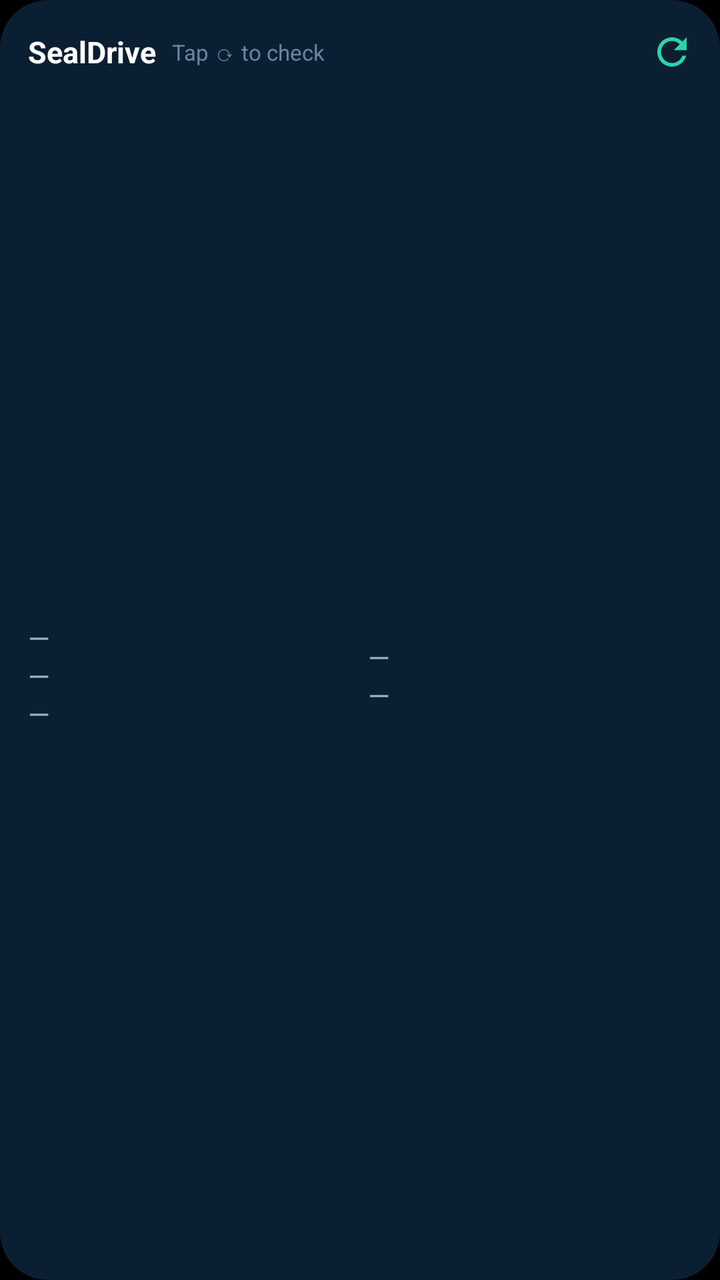
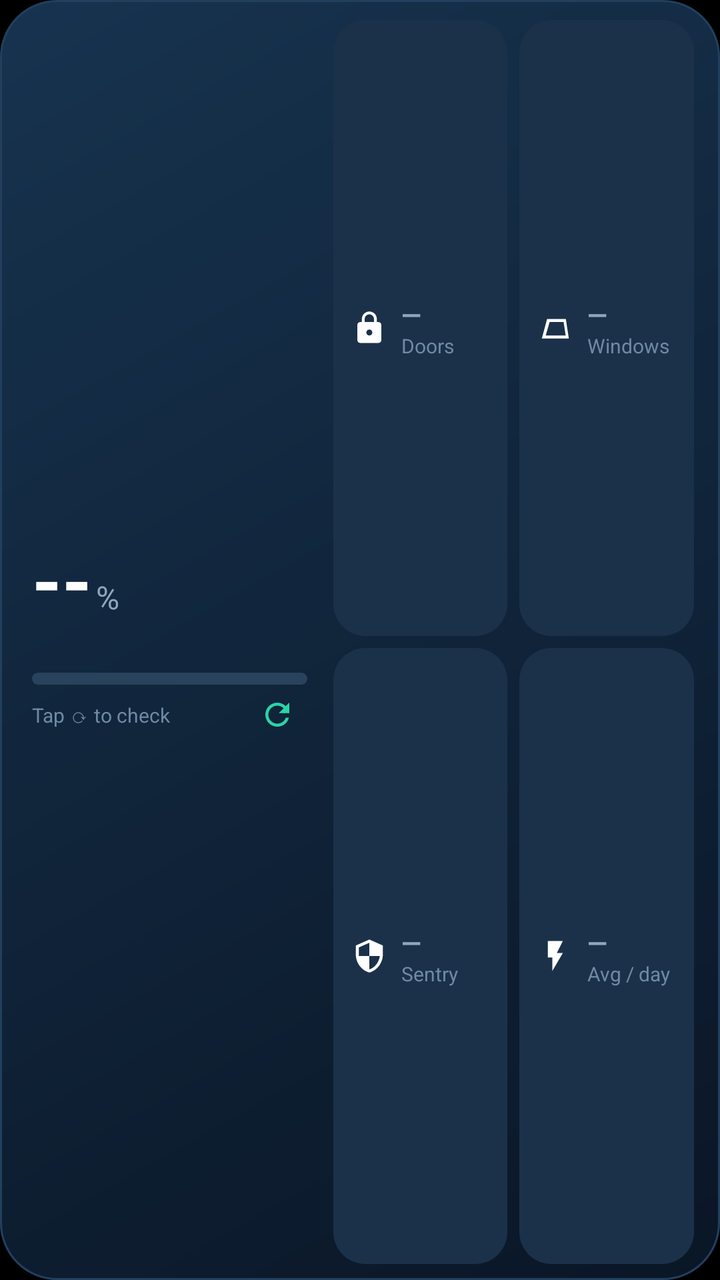

Compare the two renders of this Android layout. The source of the first and the diff that turns it into the second are given below.
<!-- AndroidManifest.xml: application theme Theme.App -->
<!-- res/layout/widget.xml -->
<?xml version="1.0" encoding="utf-8"?>
<LinearLayout xmlns:android="http://schemas.android.com/apk/res/android"
    android:id="@+id/widget_root"
    android:layout_width="match_parent"
    android:layout_height="match_parent"
    android:background="@drawable/widget_bg"
    android:orientation="vertical"
    android:paddingStart="14dp"
    android:paddingTop="8dp"
    android:paddingEnd="6dp"
    android:paddingBottom="8dp">

    <LinearLayout
        android:layout_width="match_parent"
        android:layout_height="wrap_content"
        android:gravity="center_vertical"
        android:orientation="horizontal">

        <TextView
            android:layout_width="wrap_content"
            android:layout_height="wrap_content"
            android:text="SealDrive"
            android:textColor="#FFFFFF"
            android:textSize="15sp"
            android:textStyle="bold" />

        <TextView
            android:id="@+id/widget_sub"
            android:layout_width="0dp"
            android:layout_height="wrap_content"
            android:layout_marginStart="8dp"
            android:layout_weight="1"
            android:maxLines="1"
            android:text="Tap ⟳ to check"
            android:textColor="#6F849A"
            android:textSize="11sp" />

        <ImageView
            android:id="@+id/widget_refresh"
            android:layout_width="36dp"
            android:layout_height="36dp"
            android:contentDescription="@string/widget_refresh"
            android:padding="7dp"
            android:src="@drawable/ic_refresh" />
    </LinearLayout>

    <LinearLayout
        android:layout_width="match_parent"
        android:layout_height="0dp"
        android:layout_weight="1"
        android:orientation="horizontal">

        <LinearLayout
            android:layout_width="0dp"
            android:layout_height="match_parent"
            android:layout_weight="1"
            android:gravity="center_vertical"
            android:orientation="vertical">

            <TextView android:id="@+id/widget_charge" android:layout_width="wrap_content" android:layout_height="wrap_content" android:maxLines="1" android:text="—" android:textColor="#9FB3C8" android:textSize="14sp" />
            <TextView android:id="@+id/widget_lock" android:layout_width="wrap_content" android:layout_height="wrap_content" android:maxLines="1" android:text="—" android:textColor="#9FB3C8" android:textSize="14sp" />
            <TextView android:id="@+id/widget_windows" android:layout_width="wrap_content" android:layout_height="wrap_content" android:maxLines="1" android:text="—" android:textColor="#9FB3C8" android:textSize="14sp" />
        </LinearLayout>

        <LinearLayout
            android:layout_width="0dp"
            android:layout_height="match_parent"
            android:layout_weight="1"
            android:gravity="center_vertical"
            android:orientation="vertical">

            <TextView android:id="@+id/widget_sentry" android:layout_width="wrap_content" android:layout_height="wrap_content" android:maxLines="1" android:text="—" android:textColor="#9FB3C8" android:textSize="14sp" />
            <TextView android:id="@+id/widget_avg" android:layout_width="wrap_content" android:layout_height="wrap_content" android:maxLines="1" android:text="—" android:textColor="#9FB3C8" android:textSize="14sp" />
        </LinearLayout>
    </LinearLayout>
</LinearLayout>
<!-- resources referenced by this layout -->
<resources>
  <!-- drawable ic_refresh (drawable) -->
  <vector xmlns:android="http://schemas.android.com/apk/res/android"
      android:width="24dp" android:height="24dp" android:viewportWidth="24" android:viewportHeight="24">
      <path android:fillColor="#2BD4A7" android:pathData="M17.65,6.35C16.2,4.9 14.21,4 12,4c-4.42,0 -7.99,3.58 -7.99,8s3.57,8 7.99,8c3.73,0 6.84,-2.55 7.73,-6h-2.08c-0.82,2.33 -3.04,4 -5.65,4 -3.31,0 -6,-2.69 -6,-6s2.69,-6 6,-6c1.66,0 3.14,0.69 4.22,1.78L13,11h7V4l-2.35,2.35z"/>
  </vector>
  <!-- drawable widget_bg (drawable) -->
  <shape xmlns:android="http://schemas.android.com/apk/res/android" android:shape="rectangle">
      <solid android:color="#0B1F33"/>
      <corners android:radius="24dp"/>
  </shape>
  <string name="widget_refresh">Check connection</string>
  <style name="Theme.App" parent="android:Theme.Material.NoActionBar">
          <item name="android:windowBackground">@android:color/black</item>
          <item name="android:statusBarColor">@android:color/black</item>
          <item name="android:navigationBarColor">@android:color/black</item>
      </style>
</resources>

<!-- the commit's change to res/layout/widget.xml (unified diff, before → after) -->
@@ -4,73 +4,291 @@
     android:layout_width="match_parent"
     android:layout_height="match_parent"
     android:background="@drawable/widget_bg"
-    android:orientation="vertical"
-    android:paddingStart="14dp"
-    android:paddingTop="8dp"
-    android:paddingEnd="6dp"
+    android:orientation="horizontal"
+    android:paddingStart="16dp"
+    android:paddingTop="10dp"
+    android:paddingEnd="10dp"
     android:paddingBottom="8dp">
 
+    
     <LinearLayout
-        android:layout_width="match_parent"
-        android:layout_height="wrap_content"
+        android:layout_width="0dp"
+        android:layout_height="match_parent"
+        android:layout_weight="1"
         android:gravity="center_vertical"
-        android:orientation="horizontal">
-
-        <TextView
+        android:orientation="vertical">
+
+        <LinearLayout
             android:layout_width="wrap_content"
             android:layout_height="wrap_content"
-            android:text="SealDrive"
-            android:textColor="#FFFFFF"
-            android:textSize="15sp"
-            android:textStyle="bold" />
+            android:baselineAligned="true"
+            android:orientation="horizontal">
+
+            <TextView
+                android:id="@+id/widget_soc"
+                android:layout_width="wrap_content"
+                android:layout_height="wrap_content"
+                android:includeFontPadding="false"
+                android:text="--"
+                android:textColor="#FFFFFF"
+                android:textSize="38sp"
+                android:textStyle="bold" />
+
+            <TextView
+                android:layout_width="wrap_content"
+                android:layout_height="wrap_content"
+                android:layout_marginStart="2dp"
+                android:text="%"
+                android:textColor="#8FA6BD"
+                android:textSize="16sp" />
+        </LinearLayout>
 
         <TextView
-            android:id="@+id/widget_sub"
-            android:layout_width="0dp"
+            android:id="@+id/widget_range"
+            android:layout_width="wrap_content"
             android:layout_height="wrap_content"
-            android:layout_marginStart="8dp"
+            android:maxLines="1"
+            android:textColor="#8FA6BD"
+            android:textSize="12sp" />
+
+        <ProgressBar
+            android:id="@+id/widget_bar"
+            style="?android:attr/progressBarStyleHorizontal"
+            android:layout_width="match_parent"
+            android:layout_height="6dp"
+            android:layout_marginTop="6dp"
+            android:max="100"
+            android:progress="0"
+            android:progressDrawable="@drawable/widget_bar" />
+
+        <LinearLayout
+            android:layout_width="match_parent"
+            android:layout_height="wrap_content"
+            android:gravity="center_vertical"
+            android:orientation="horizontal">
+
+            <TextView
+                android:id="@+id/widget_sub"
+                android:layout_width="0dp"
+                android:layout_height="wrap_content"
+                android:layout_weight="1"
+                android:maxLines="1"
+                android:text="Tap ⟳ to check"
+                android:textColor="#6F8AA4"
+                android:textSize="10sp" />
+
+            <ImageView
+                android:id="@+id/widget_refresh"
+                android:layout_width="30dp"
+                android:layout_height="30dp"
+                android:contentDescription="@string/widget_refresh"
+                android:padding="6dp"
+                android:src="@drawable/ic_refresh" />
+        </LinearLayout>
+    </LinearLayout>
+
+    
+    <LinearLayout
+        android:layout_width="0dp"
+        android:layout_height="match_parent"
+        android:layout_marginStart="10dp"
+        android:layout_weight="1.35"
+        android:orientation="vertical">
+
+        <LinearLayout
+            android:layout_width="match_parent"
+            android:layout_height="0dp"
+            android:layout_marginBottom="3dp"
             android:layout_weight="1"
-            android:maxLines="1"
-            android:text="Tap ⟳ to check"
-            android:textColor="#6F849A"
-            android:textSize="11sp" />
-
-        <ImageView
-            android:id="@+id/widget_refresh"
-            android:layout_width="36dp"
-            android:layout_height="36dp"
-            android:contentDescription="@string/widget_refresh"
-            android:padding="7dp"
-            android:src="@drawable/ic_refresh" />
-    </LinearLayout>
-
-    <LinearLayout
-        android:layout_width="match_parent"
-        android:layout_height="0dp"
-        android:layout_weight="1"
-        android:orientation="horizontal">
-
-        <LinearLayout
-            android:layout_width="0dp"
-            android:layout_height="match_parent"
+            android:orientation="horizontal">
+            <LinearLayout
+                android:layout_width="0dp"
+                android:layout_height="match_parent"
+                android:layout_marginStart="3dp"
+                android:layout_marginEnd="3dp"
+                android:layout_weight="1"
+                android:background="@drawable/widget_chip"
+                android:gravity="center_vertical"
+                android:orientation="horizontal"
+                android:paddingStart="9dp"
+                android:paddingEnd="6dp">
+
+                <ImageView
+                    android:id="@+id/chip_lock_icon"
+                    android:layout_width="18dp"
+                    android:layout_height="18dp"
+                    android:importantForAccessibility="no"
+                    android:src="@drawable/ic_lock" />
+
+                <LinearLayout
+                    android:layout_width="0dp"
+                    android:layout_height="wrap_content"
+                    android:layout_marginStart="7dp"
+                    android:layout_weight="1"
+                    android:orientation="vertical">
+
+                    <TextView
+                        android:id="@+id/chip_lock_val"
+                        android:layout_width="wrap_content"
+                        android:layout_height="wrap_content"
+                        android:maxLines="1"
+                        android:text="—"
+                        android:textColor="#8FA6BD"
+                        android:textSize="13sp"
+                        android:textStyle="bold" />
+
+                    <TextView
+                        android:layout_width="wrap_content"
+                        android:layout_height="wrap_content"
+                        android:maxLines="1"
+                        android:text="Doors"
+                        android:textColor="#6F8AA4"
+                        android:textSize="10sp" />
+                </LinearLayout>
+            </LinearLayout>
+            <LinearLayout
+                android:layout_width="0dp"
+                android:layout_height="match_parent"
+                android:layout_marginStart="3dp"
+                android:layout_marginEnd="3dp"
+                android:layout_weight="1"
+                android:background="@drawable/widget_chip"
+                android:gravity="center_vertical"
+                android:orientation="horizontal"
+                android:paddingStart="9dp"
+                android:paddingEnd="6dp">
+
+                <ImageView
+                    android:id="@+id/chip_win_icon"
+                    android:layout_width="18dp"
+                    android:layout_height="18dp"
+                    android:importantForAccessibility="no"
+                    android:src="@drawable/ic_window" />
+
+                <LinearLayout
+                    android:layout_width="0dp"
+                    android:layout_height="wrap_content"
+                    android:layout_marginStart="7dp"
+                    android:layout_weight="1"
+                    android:orientation="vertical">
+
+                    <TextView
+                        android:id="@+id/chip_win_val"
+                        android:layout_width="wrap_content"
+                        android:layout_height="wrap_content"
+                        android:maxLines="1"
+                        android:text="—"
+                        android:textColor="#8FA6BD"
+                        android:textSize="13sp"
+                        android:textStyle="bold" />
+
+                    <TextView
+                        android:layout_width="wrap_content"
+                        android:layout_height="wrap_content"
+                        android:maxLines="1"
+                        android:text="Windows"
+                        android:textColor="#6F8AA4"
+                        android:textSize="10sp" />
+                </LinearLayout>
+            </LinearLayout>
+        </LinearLayout>
+
+        <LinearLayout
+            android:layout_width="match_parent"
+            android:layout_height="0dp"
+            android:layout_marginTop="3dp"
             android:layout_weight="1"
-            android:gravity="center_vertical"
-            android:orientation="vertical">
-
-            <TextView android:id="@+id/widget_charge" android:layout_width="wrap_content" android:layout_height="wrap_content" android:maxLines="1" android:text="—" android:textColor="#9FB3C8" android:textSize="14sp" />
-            <TextView android:id="@+id/widget_lock" android:layout_width="wrap_content" android:layout_height="wrap_content" android:maxLines="1" android:text="—" android:textColor="#9FB3C8" android:textSize="14sp" />
-            <TextView android:id="@+id/widget_windows" android:layout_width="wrap_content" android:layout_height="wrap_content" android:maxLines="1" android:text="—" android:textColor="#9FB3C8" android:textSize="14sp" />
-        </LinearLayout>
-
-        <LinearLayout
-            android:layout_width="0dp"
-            android:layout_height="match_parent"
-            android:layout_weight="1"
-            android:gravity="center_vertical"
-            android:orientation="vertical">
-
-            <TextView android:id="@+id/widget_sentry" android:layout_width="wrap_content" android:layout_height="wrap_content" android:maxLines="1" android:text="—" android:textColor="#9FB3C8" android:textSize="14sp" />
-            <TextView android:id="@+id/widget_avg" android:layout_width="wrap_content" android:layout_height="wrap_content" android:maxLines="1" android:text="—" android:textColor="#9FB3C8" android:textSize="14sp" />
+            android:orientation="horizontal">
+            <LinearLayout
+                android:layout_width="0dp"
+                android:layout_height="match_parent"
+                android:layout_marginStart="3dp"
+                android:layout_marginEnd="3dp"
+                android:layout_weight="1"
+                android:background="@drawable/widget_chip"
+                android:gravity="center_vertical"
+                android:orientation="horizontal"
+                android:paddingStart="9dp"
+                android:paddingEnd="6dp">
+
+                <ImageView
+                    android:id="@+id/chip_sen_icon"
+                    android:layout_width="18dp"
+                    android:layout_height="18dp"
+                    android:importantForAccessibility="no"
+                    android:src="@drawable/ic_shield" />
+
+                <LinearLayout
+                    android:layout_width="0dp"
+                    android:layout_height="wrap_content"
+                    android:layout_marginStart="7dp"
+                    android:layout_weight="1"
+                    android:orientation="vertical">
+
+                    <TextView
+                        android:id="@+id/chip_sen_val"
+                        android:layout_width="wrap_content"
+                        android:layout_height="wrap_content"
+                        android:maxLines="1"
+                        android:text="—"
+                        android:textColor="#8FA6BD"
+                        android:textSize="13sp"
+                        android:textStyle="bold" />
+
+                    <TextView
+                        android:layout_width="wrap_content"
+                        android:layout_height="wrap_content"
+                        android:maxLines="1"
+                        android:text="Sentry"
+                        android:textColor="#6F8AA4"
+                        android:textSize="10sp" />
+                </LinearLayout>
+            </LinearLayout>
+            <LinearLayout
+                android:layout_width="0dp"
+                android:layout_height="match_parent"
+                android:layout_marginStart="3dp"
+                android:layout_marginEnd="3dp"
+                android:layout_weight="1"
+                android:background="@drawable/widget_chip"
+                android:gravity="center_vertical"
+                android:orientation="horizontal"
+                android:paddingStart="9dp"
+                android:paddingEnd="6dp">
+
+                <ImageView
+                    android:id="@+id/chip_avg_icon"
+                    android:layout_width="18dp"
+                    android:layout_height="18dp"
+                    android:importantForAccessibility="no"
+                    android:src="@drawable/ic_bolt" />
+
+                <LinearLayout
+                    android:layout_width="0dp"
+                    android:layout_height="wrap_content"
+                    android:layout_marginStart="7dp"
+                    android:layout_weight="1"
+                    android:orientation="vertical">
+
+                    <TextView
+                        android:id="@+id/chip_avg_val"
+                        android:layout_width="wrap_content"
+                        android:layout_height="wrap_content"
+                        android:maxLines="1"
+                        android:text="—"
+                        android:textColor="#8FA6BD"
+                        android:textSize="13sp"
+                        android:textStyle="bold" />
+
+                    <TextView
+                        android:layout_width="wrap_content"
+                        android:layout_height="wrap_content"
+                        android:maxLines="1"
+                        android:text="Avg / day"
+                        android:textColor="#6F8AA4"
+                        android:textSize="10sp" />
+                </LinearLayout>
+            </LinearLayout>
         </LinearLayout>
     </LinearLayout>
 </LinearLayout>
<!-- resource entries referenced after the edit -->
@@ -1,14 +1,57 @@
 <!-- resources referenced by this layout -->
 <resources>
+  <!-- drawable ic_bolt (drawable) -->
+  <vector xmlns:android="http://schemas.android.com/apk/res/android"
+      android:width="24dp" android:height="24dp" android:viewportWidth="24" android:viewportHeight="24">
+      <path android:fillColor="#FFFFFF" android:pathData="M7,2v11h3v9l7,-12h-4l4,-8z"/>
+  </vector>
+  <!-- drawable ic_lock (drawable) -->
+  <vector xmlns:android="http://schemas.android.com/apk/res/android"
+      android:width="24dp" android:height="24dp" android:viewportWidth="24" android:viewportHeight="24">
+      <path android:fillColor="#FFFFFF" android:pathData="M18,8h-1V6c0,-2.76 -2.24,-5 -5,-5S7,3.24 7,6v2H6c-1.1,0 -2,0.9 -2,2v10c0,1.1 0.9,2 2,2h12c1.1,0 2,-0.9 2,-2V10C20,8.9 19.1,8 18,8zM12,17c-1.1,0 -2,-0.9 -2,-2s0.9,-2 2,-2 2,0.9 2,2 -0.9,2 -2,2zM15.1,8H8.9V6c0,-1.71 1.39,-3.1 3.1,-3.1 1.71,0 3.1,1.39 3.1,3.1v2z"/>
+  </vector>
   <!-- drawable ic_refresh (drawable) -->
   <vector xmlns:android="http://schemas.android.com/apk/res/android"
       android:width="24dp" android:height="24dp" android:viewportWidth="24" android:viewportHeight="24">
       <path android:fillColor="#2BD4A7" android:pathData="M17.65,6.35C16.2,4.9 14.21,4 12,4c-4.42,0 -7.99,3.58 -7.99,8s3.57,8 7.99,8c3.73,0 6.84,-2.55 7.73,-6h-2.08c-0.82,2.33 -3.04,4 -5.65,4 -3.31,0 -6,-2.69 -6,-6s2.69,-6 6,-6c1.66,0 3.14,0.69 4.22,1.78L13,11h7V4l-2.35,2.35z"/>
   </vector>
+  <!-- drawable ic_shield (drawable) -->
+  <vector xmlns:android="http://schemas.android.com/apk/res/android"
+      android:width="24dp" android:height="24dp" android:viewportWidth="24" android:viewportHeight="24">
+      <path android:fillColor="#FFFFFF" android:pathData="M12,1L3,5v6c0,5.55 3.84,10.74 9,12 5.16,-1.26 9,-6.45 9,-12V5l-9,-4zM12,11.99h7c-0.53,4.12 -3.28,7.79 -7,8.94V12H5V6.3l7,-3.11v8.8z"/>
+  </vector>
+  <!-- drawable ic_window (drawable) -->
+  <vector xmlns:android="http://schemas.android.com/apk/res/android"
+      android:width="24dp" android:height="24dp" android:viewportWidth="24" android:viewportHeight="24">
+      <path android:fillColor="#FFFFFF" android:fillType="evenOdd" android:pathData="M3,19 L6.5,6 H19 L21,19 Z M5.6,17 L8.2,8 H17.5 L18.9,17 Z"/>
+  </vector>
+  <!-- drawable widget_bar (drawable) -->
+  <layer-list xmlns:android="http://schemas.android.com/apk/res/android">
+      <item android:id="@android:id/background">
+          <shape android:shape="rectangle">
+              <solid android:color="#2A435C"/>
+              <corners android:radius="4dp"/>
+          </shape>
+      </item>
+      <item android:id="@android:id/progress">
+          <clip>
+              <shape android:shape="rectangle">
+                  <gradient android:angle="0" android:startColor="#1FB892" android:endColor="#5BF0C8"/>
+                  <corners android:radius="4dp"/>
+              </shape>
+          </clip>
+      </item>
+  </layer-list>
   <!-- drawable widget_bg (drawable) -->
   <shape xmlns:android="http://schemas.android.com/apk/res/android" android:shape="rectangle">
-      <solid android:color="#0B1F33"/>
-      <corners android:radius="24dp"/>
+      <gradient android:angle="315" android:startColor="#17334F" android:endColor="#0A1626"/>
+      <stroke android:width="1dp" android:color="#22405E"/>
+      <corners android:radius="28dp"/>
+  </shape>
+  <!-- drawable widget_chip (drawable) -->
+  <shape xmlns:android="http://schemas.android.com/apk/res/android" android:shape="rectangle">
+      <solid android:color="#1B3149"/>
+      <corners android:radius="16dp"/>
   </shape>
   <string name="widget_refresh">Check connection</string>
   <style name="Theme.App" parent="android:Theme.Material.NoActionBar">
